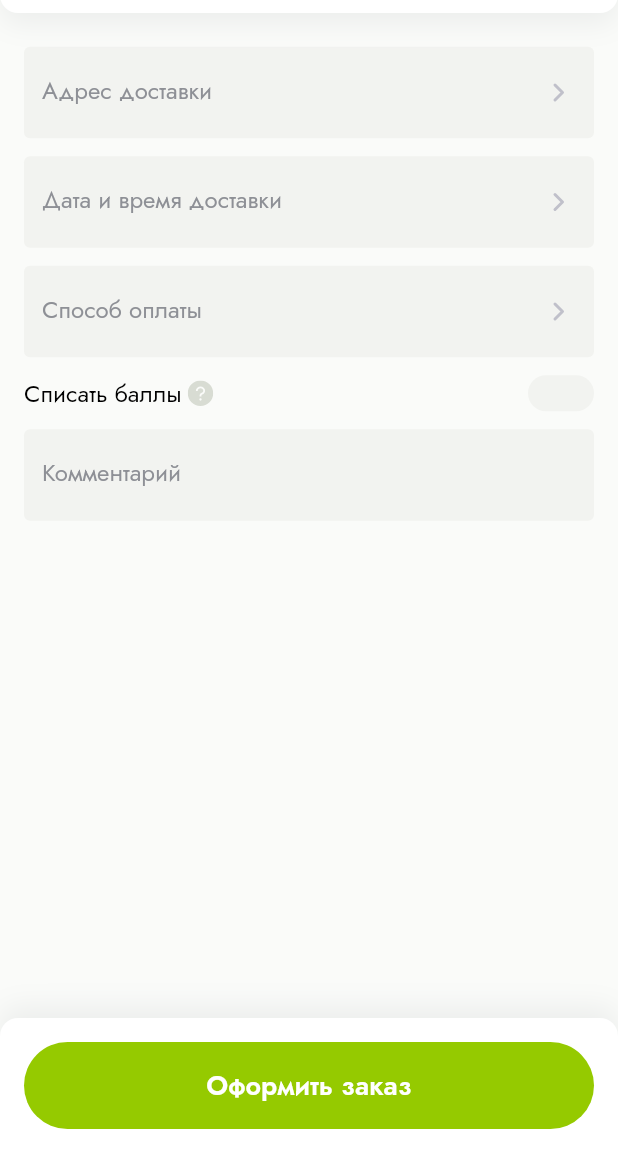
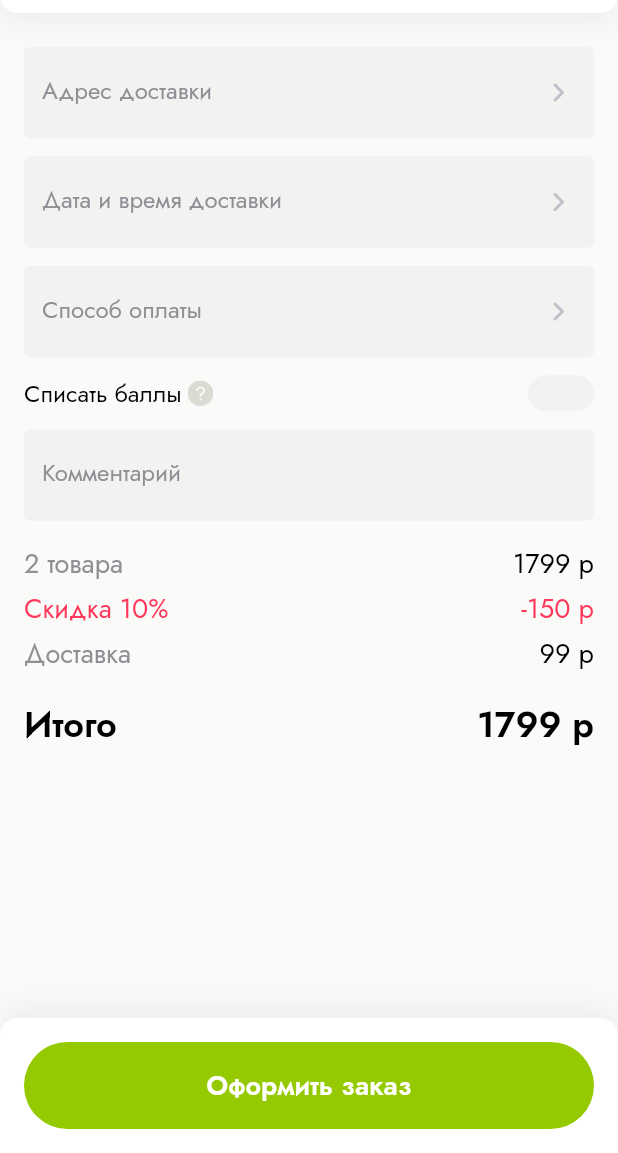
Before and after one commit to abezuglova/shop_app, a Flutter app: the screen it shows after launch, on a phone screen of 412 x 824 dp, the part 83-1236 px from its top. Run offline on Flutter 3.47's test engine with Material 2 defaults, Android fonts, the phone set to English and light mode, and no system bars; our stand-ins replace flutter_svg, freezed_annotation, google_fonts, smooth_page_indicator; generated files the repository leaves out were written again.

Commit message:
checkout price widget added

```diff
--- a/lib/presentation/pages/checkout_page/screens/checkout_screen.dart
+++ b/lib/presentation/pages/checkout_page/screens/checkout_screen.dart
@@ -1,6 +1,7 @@
 import 'package:flutter/material.dart';
 import 'package:third_task/domain/entities/entities.dart';
 import 'package:third_task/presentation/pages/checkout_page/widgets/checkout_fields_widget.dart';
+import 'package:third_task/presentation/pages/checkout_page/widgets/checkout_price_widget.dart';
 import 'package:third_task/presentation/utils/app_colors.dart';
 import 'package:third_task/presentation/utils/app_fonts.dart';
 
@@ -16,6 +17,10 @@ class CheckoutScreen extends StatelessWidget {
           padding: const EdgeInsets.symmetric(horizontal: 16, vertical: 22.5),
           children: [
             CheckoutFieldsWidget(
+              order: order,
+            ),
+            const SizedBox(height: 16),
+            CheckoutPriceWidget(
               order: order,
             ),
           ],
--- /dev/null
+++ b/lib/presentation/pages/checkout_page/widgets/checkout_price_widget.dart
@@ -0,0 +1,80 @@
+import 'package:flutter/material.dart';
+import 'package:third_task/domain/entities/entities.dart';
+import 'package:third_task/presentation/utils/app_colors.dart';
+import 'package:third_task/presentation/utils/app_fonts.dart';
+
+class CheckoutPriceWidget extends StatelessWidget {
+  final Order order;
+  const CheckoutPriceWidget({super.key, required this.order});
+
+  @override
+  Widget build(BuildContext context) {
+    return Column(
+      children: [
+        Row(
+          mainAxisAlignment: MainAxisAlignment.spaceBetween,
+          children: [
+            Text(
+              '${order.productList.length} товара',
+              style: AppFonts.regular18.copyWith(
+                color: AppColors.secondaryTextColor,
+              ),
+            ),
+            Text(
+              '${order.generalPrice} р',
+              style: AppFonts.regular18,
+            ),
+          ],
+        ),
+        const SizedBox(height: 4),
+        Row(
+          mainAxisAlignment: MainAxisAlignment.spaceBetween,
+          children: [
+            Text(
+              'Скидка 10%',
+              style: AppFonts.regular18.copyWith(
+                color: AppColors.discountColor,
+              ),
+            ),
+            Text(
+              '-${order.generalDiscount} р',
+              style: AppFonts.regular18.copyWith(
+                color: AppColors.discountColor,
+              ),
+            ),
+          ],
+        ),
+        const SizedBox(height: 4),
+        Row(
+          mainAxisAlignment: MainAxisAlignment.spaceBetween,
+          children: [
+            Text(
+              'Доставка',
+              style: AppFonts.regular18.copyWith(
+                color: AppColors.secondaryTextColor,
+              ),
+            ),
+            Text(
+              '${order.deliveryPrice} р',
+              style: AppFonts.regular18,
+            ),
+          ],
+        ),
+        const SizedBox(height: 16),
+        Row(
+          mainAxisAlignment: MainAxisAlignment.spaceBetween,
+          children: [
+            Text(
+              'Итого',
+              style: AppFonts.semiBold24_144_5,
+            ),
+            Text(
+              '${order.generalPrice} р',
+              style: AppFonts.semiBold24_144_5,
+            ),
+          ],
+        ),
+      ],
+    );
+  }
+}
--- a/lib/presentation/utils/app_fonts.dart
+++ b/lib/presentation/utils/app_fonts.dart
@@ -195,11 +195,11 @@ abstract class AppFonts {
     fontWeight: FontWeight.w600,
     height: 1.3,
   );
-  static final TextStyle semiBold24 = GoogleFonts.jost(
+  static final TextStyle semiBold24_144_5 = GoogleFonts.jost(
     color: Colors.black,
     fontSize: 24,
     fontWeight: FontWeight.w600,
-    height: 1.3,
+    height: 1.445,
   );
   static final TextStyle bold11 = GoogleFonts.jost(
     color: Colors.black,
```
